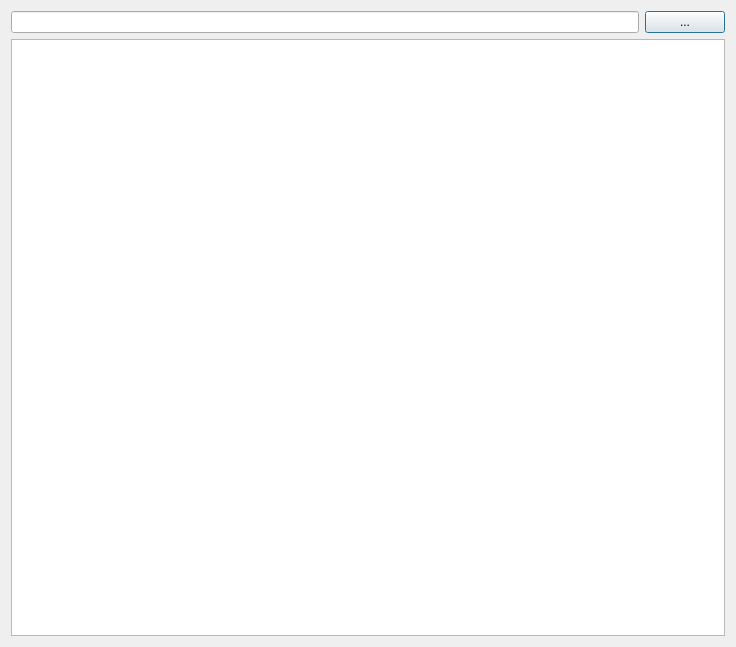
Before: the Qt Designer form wor_checker_dialog_base.ui in danielarnason/WorChecker, drawn with Qt 5.
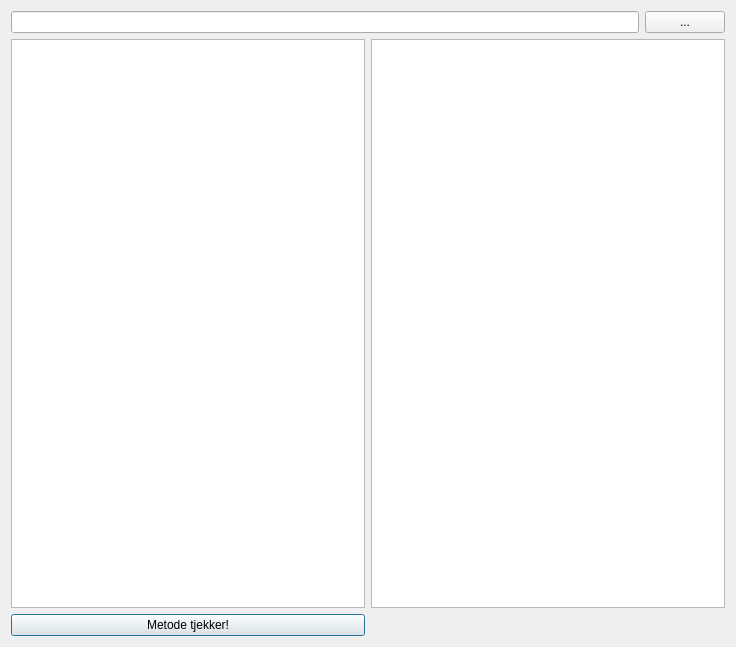
After: the same form once the commit is applied.

Commit message: Læser info om fil og printer til textEdit box

Diff of the .ui file:
```diff
--- a/wor_checker_dialog_base.ui
+++ b/wor_checker_dialog_base.ui
@@ -14,7 +14,20 @@
    <string>MapInfo WOR Checker</string>
   </property>
   <layout class="QGridLayout" name="gridLayout_2">
-   <item row="0" column="0">
+   <item row="2" column="0">
+    <widget class="QPushButton" name="pushButton_2">
+     <property name="text">
+      <string>Metode tjekker!</string>
+     </property>
+    </widget>
+   </item>
+   <item row="1" column="0">
+    <widget class="QListWidget" name="listWidget"/>
+   </item>
+   <item row="1" column="1">
+    <widget class="QTextEdit" name="textEdit"/>
+   </item>
+   <item row="0" column="0" colspan="2">
     <layout class="QGridLayout" name="gridLayout">
      <item row="0" column="0">
       <widget class="QLineEdit" name="lineEdit"/>
```
Left out of the diff: 3 changed lines with no effect on the pictures. The commit also changes 1 other file.
